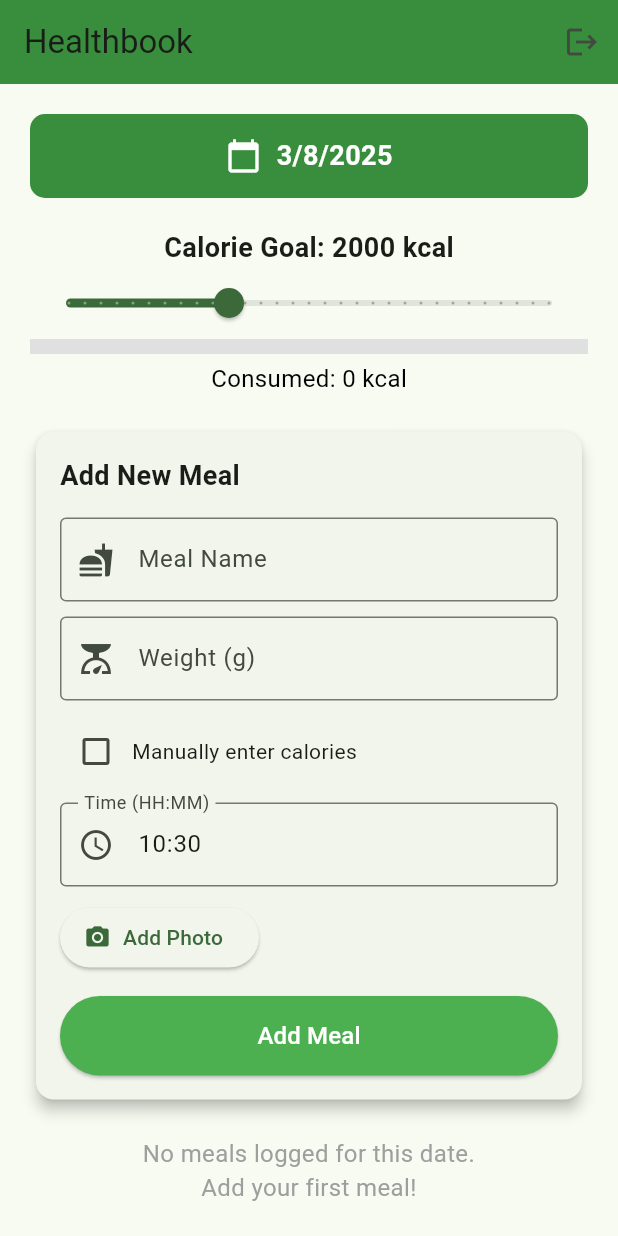
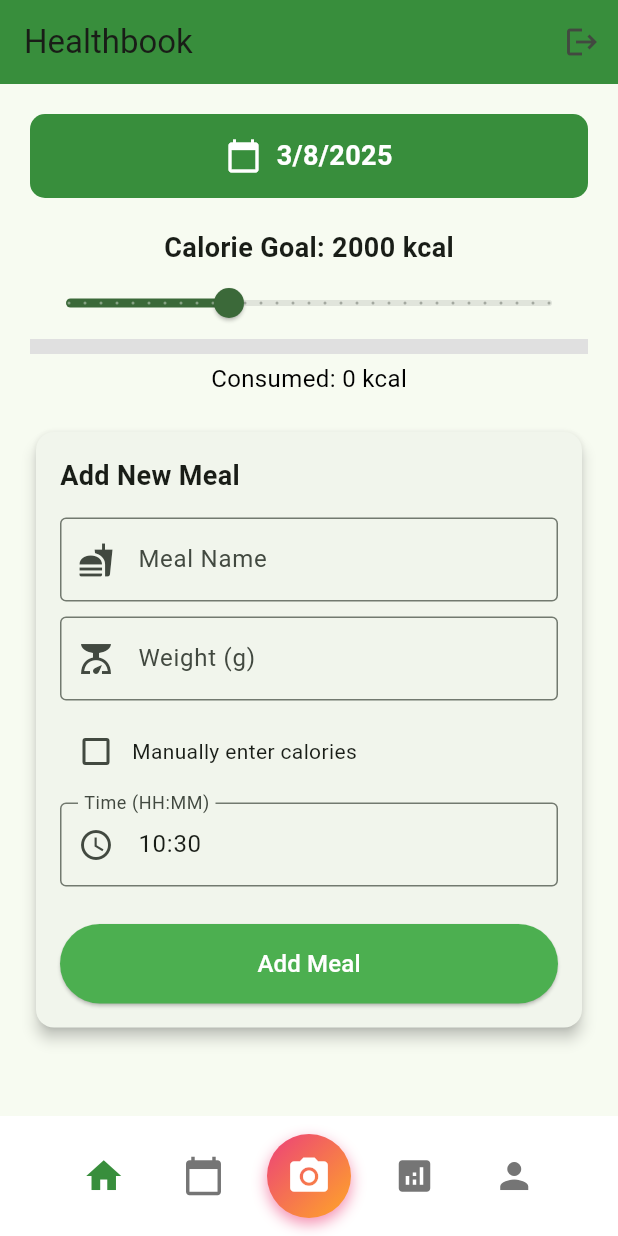
Before and after one commit to sewan777/HealthBook, a Flutter app: the HealthAppHome screen opened directly, on a phone screen of 412 x 824 dp. Run offline on Flutter 3.47's test engine with Material 3 defaults, Android fonts, the phone set to English and light mode, and no system bars; our stand-ins replace google_fonts, image_picker, supabase_flutter; accounts and stored records are empty.

Commit message:
Added camera working and improved meal loggings

```diff
--- a/lib/page1.dart
+++ b/lib/page1.dart
@@ -286,10 +286,11 @@ class _HealthAppHomeState extends State<HealthAppHome> {
     }
   }
 
-  Future<void> _selectImage() async {
+  // Updated method to handle image selection from specific source
+  Future<void> _selectImageFromSource(ImageSource source) async {
     try {
       final XFile? image = await _picker.pickImage(
-        source: ImageSource.gallery,
+        source: source,
         maxWidth: 800,
         maxHeight: 600,
         imageQuality: 85,
@@ -307,6 +308,64 @@ class _HealthAppHomeState extends State<HealthAppHome> {
         );
       }
     }
+  }
+
+  // Method to show image source selection dialog
+  void _showImageSourceDialog() {
+    showDialog(
+      context: context,
+      builder: (BuildContext context) {
+        return AlertDialog(
+          title: const Text(
+            'Select Image Source',
+            style: TextStyle(fontWeight: FontWeight.bold),
+          ),
+          content: const Text('Choose how you want to add a photo to your meal:'),
+          shape: RoundedRectangleBorder(
+            borderRadius: BorderRadius.circular(15),
+          ),
+          actions: [
+            // Camera option
+            TextButton.icon(
+              onPressed: () {
+                Navigator.of(context).pop();
+                _selectImageFromSource(ImageSource.camera);
+              },
+              icon: const Icon(Icons.camera_alt, color: Colors.blue),
+              label: const Text(
+                'Camera',
+                style: TextStyle(color: Colors.blue, fontSize: 16),
+              ),
+            ),
+            // Gallery option
+            TextButton.icon(
+              onPressed: () {
+                Navigator.of(context).pop();
+                _selectImageFromSource(ImageSource.gallery);
+              },
+              icon: const Icon(Icons.photo_library, color: Colors.green),
+              label: const Text(
+                'Gallery',
+                style: TextStyle(color: Colors.green, fontSize: 16),
+              ),
+            ),
+            // Cancel option
+            TextButton(
+              onPressed: () => Navigator.of(context).pop(),
+              child: const Text(
+                'Cancel',
+                style: TextStyle(color: Colors.grey, fontSize: 16),
+              ),
+            ),
+          ],
+        );
+      },
+    );
+  }
+
+  // Legacy method for backward compatibility
+  Future<void> _selectImage() async {
+    _showImageSourceDialog();
   }
 
   Widget _buildCalendarSection() {
@@ -379,6 +438,7 @@ class _HealthAppHomeState extends State<HealthAppHome> {
         padding: const EdgeInsets.all(16),
         child: Column(
           crossAxisAlignment: CrossAxisAlignment.start,
+          mainAxisSize: MainAxisSize.min,
           children: [
             const Text("Add New Meal", style: TextStyle(fontSize: 18, fontWeight: FontWeight.bold)),
             const SizedBox(height: 15),
@@ -436,29 +496,48 @@ class _HealthAppHomeState extends State<HealthAppHome> {
               ),
             ),
             const SizedBox(height: 10),
+            // Show selected image preview only
+            if (_selectedImage != null) ...[
               Row(
                 children: [
-                ElevatedButton.icon(
-                  onPressed: _selectImage,
-                  icon: const Icon(Icons.camera_alt),
-                  label: const Text("Add Photo"),
+                  const Text(
+                    "Selected Photo:",
+                    style: TextStyle(fontWeight: FontWeight.w500),
                   ),
-                if (_selectedImage != null) ...[
                   const SizedBox(width: 10),
                   Container(
-                    width: 50,
-                    height: 50,
+                    width: 60,
+                    height: 60,
                     decoration: BoxDecoration(
                       borderRadius: BorderRadius.circular(8),
+                      border: Border.all(color: Colors.green, width: 2),
                       image: DecorationImage(
                         image: FileImage(_selectedImage!),
                         fit: BoxFit.cover,
                       ),
                     ),
                   ),
-                ],
+                  const SizedBox(width: 10),
+                  // Remove image button
+                  IconButton(
+                    onPressed: () {
+                      setState(() {
+                        _selectedImage = null;
+                      });
+                    },
+                    icon: const Icon(Icons.close),
+                    iconSize: 20,
+                    color: Colors.red,
+                    tooltip: 'Remove Photo',
+                    style: IconButton.styleFrom(
+                      backgroundColor: Colors.red.shade50,
+                      shape: const CircleBorder(),
+                    ),
+                  ),
                 ],
               ),
+              const SizedBox(height: 10),
+            ],
             const SizedBox(height: 15),
             SizedBox(
               width: double.infinity,
@@ -481,13 +560,15 @@ class _HealthAppHomeState extends State<HealthAppHome> {
 
   Widget _buildMealLogs() {
     if (_isLoading) {
-      return const Expanded(
+      return const SizedBox(
+        height: 200,
         child: Center(child: CircularProgressIndicator()),
       );
     }
 
     if (_mealLogs.isEmpty) {
-      return const Expanded(
+      return const SizedBox(
+        height: 200,
         child: Center(
           child: Text(
             "No meals logged for this date.\nAdd your first meal!",
@@ -498,17 +579,19 @@ class _HealthAppHomeState extends State<HealthAppHome> {
       );
     }
 
-    return Expanded(
-      child: Column(
+    return Column(
       crossAxisAlignment: CrossAxisAlignment.start,
+      mainAxisSize: MainAxisSize.min,
       children: [
         Text(
           "Meals for ${_selectedDate.day}/${_selectedDate.month}/${_selectedDate.year}",
           style: const TextStyle(fontSize: 18, fontWeight: FontWeight.bold),
         ),
         const SizedBox(height: 10),
-          Expanded(
-            child: ListView.builder(
+        // Use ListView.builder with shrinkWrap and physics to make it scrollable within SingleChildScrollView
+        ListView.builder(
+          shrinkWrap: true,
+          physics: const NeverScrollableScrollPhysics(),
           itemCount: _mealLogs.length,
           itemBuilder: (context, index) {
             final meal = _mealLogs[index];
@@ -544,9 +627,7 @@ class _HealthAppHomeState extends State<HealthAppHome> {
             );
           },
         ),
-          ),
       ],
-      ),
     );
   }
 
@@ -594,8 +675,8 @@ class _HealthAppHomeState extends State<HealthAppHome> {
           ),
         ],
       ),
-      body: Padding(
-        padding: const EdgeInsets.all(20),
+      body: SingleChildScrollView(
+        padding: const EdgeInsets.only(left: 20, right: 20, top: 20, bottom: 100),
         child: Column(
           children: [
             _buildCalendarSection(),
@@ -608,6 +689,91 @@ class _HealthAppHomeState extends State<HealthAppHome> {
           ],
         ),
       ),
+      bottomNavigationBar: BottomAppBar(
+        height: 80,
+        color: Colors.white,
+        elevation: 8,
+        shape: const CircularNotchedRectangle(),
+        child: Padding(
+          padding: const EdgeInsets.symmetric(horizontal: 20),
+          child: Row(
+            mainAxisAlignment: MainAxisAlignment.spaceAround,
+            children: [
+              // Home icon
+              IconButton(
+                onPressed: () {
+                  // Already on home page
+                },
+                icon: const Icon(Icons.home),
+                iconSize: 28,
+                color: Colors.green.shade700,
+                tooltip: 'Home',
+              ),
+              // Calendar icon
+              IconButton(
+                onPressed: () => _selectDate(context),
+                icon: const Icon(Icons.calendar_today),
+                iconSize: 28,
+                color: Colors.grey.shade600,
+                tooltip: 'Select Date',
+              ),
+              // Camera button - main focal point
+              Container(
+                width: 56,
+                height: 56,
+                decoration: BoxDecoration(
+                  gradient: LinearGradient(
+                    colors: [Colors.pink.shade400, Colors.orange.shade400],
+                    begin: Alignment.topLeft,
+                    end: Alignment.bottomRight,
+                  ),
+                  shape: BoxShape.circle,
+                  boxShadow: [
+                    BoxShadow(
+                      color: Colors.pink.shade200,
+                      blurRadius: 8,
+                      offset: const Offset(0, 4),
+                    ),
+                  ],
+                ),
+                child: IconButton(
+                  onPressed: _showImageSourceDialog,
+                  icon: const Icon(Icons.camera_alt),
+                  iconSize: 30,
+                  color: Colors.white,
+                  tooltip: 'Add Photo',
+                ),
+              ),
+              // Stats/Analytics icon
+              IconButton(
+                onPressed: () {
+                  // Could navigate to analytics page
+                  ScaffoldMessenger.of(context).showSnackBar(
+                    const SnackBar(content: Text('Analytics feature coming soon!')),
+                  );
+                },
+                icon: const Icon(Icons.analytics),
+                iconSize: 28,
+                color: Colors.grey.shade600,
+                tooltip: 'Analytics',
+              ),
+              // Profile icon
+              IconButton(
+                onPressed: () {
+                  // Could navigate to profile page
+                  ScaffoldMessenger.of(context).showSnackBar(
+                    const SnackBar(content: Text('Profile feature coming soon!')),
+                  );
+                },
+                icon: const Icon(Icons.person),
+                iconSize: 28,
+                color: Colors.grey.shade600,
+                tooltip: 'Profile',
+              ),
+            ],
+          ),
+        ),
+      ),
     );
   }
 }
```
Lines whose indentation alone changed are shown as unchanged.
